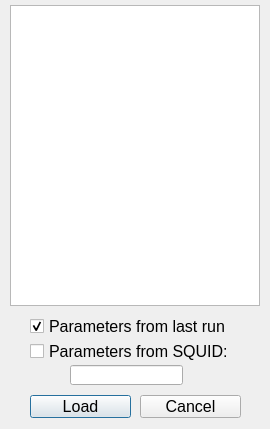
Old version of the form Interfaces/Base_Recipe_Dialog.ui in the repository afylab/Tip-Deposition.
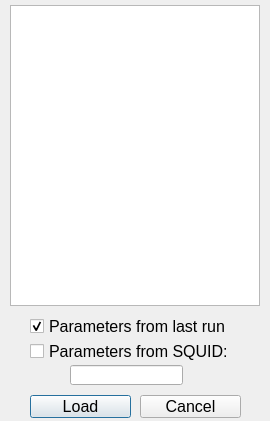
New version of the form.

Patch:
```diff
--- a/Interfaces/Base_Recipe_Dialog.ui
+++ b/Interfaces/Base_Recipe_Dialog.ui
@@ -7,7 +7,7 @@
     <x>0</x>
     <y>0</y>
     <width>270</width>
-    <height>429</height>
+    <height>421</height>
    </rect>
   </property>
   <property name="windowTitle">
```
